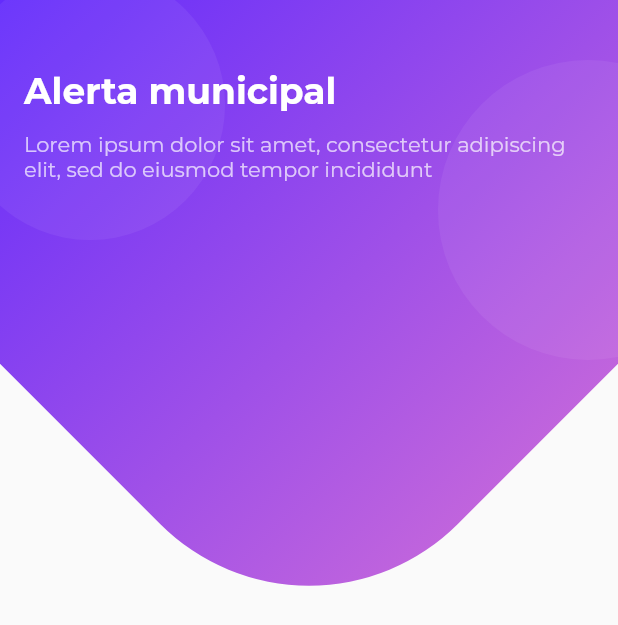
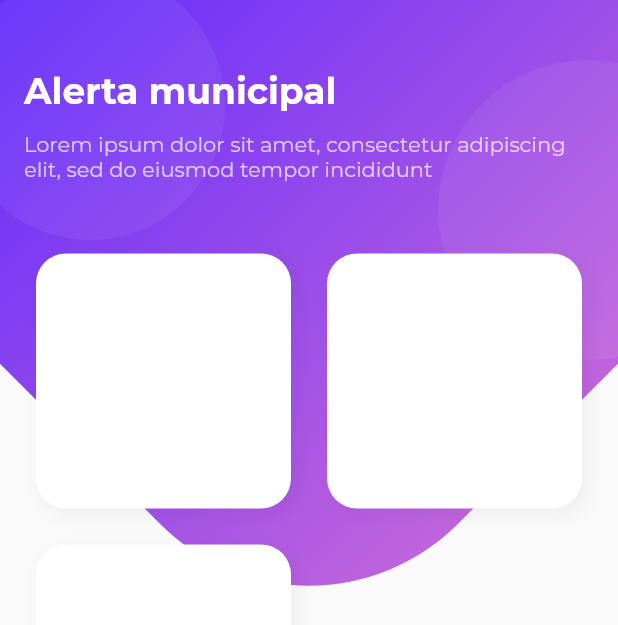
Before and after one commit to ehbarrionuevo/flutter_codigo_alerta, a Flutter app: the HomePage screen opened directly, on a phone screen of 412 x 824 dp. Shown: the top 625 px of the screen. Run offline on Flutter 3.47's test engine with Material 2 defaults, Android fonts, the phone set to English and light mode, and no system bars; our stand-ins replace google_fonts; network calls fail.

Commit message:
Mods 1.9

```diff
--- a/lib/pages/home_page.dart
+++ b/lib/pages/home_page.dart
@@ -13,7 +13,7 @@ class HomePage extends StatelessWidget {
       body: Stack(
         children: [
           //Fondo
-          BackgroundWidget(),
+          const BackgroundWidget(),
           //Contenido principal
           SafeArea(
             child: SingleChildScrollView(
@@ -40,6 +40,58 @@ class HomePage extends StatelessWidget {
                           fontSize: 14.0
                       ),
                     ),
+                    divider40,
+                    GridView.count(
+                      shrinkWrap: true,
+                      crossAxisCount: 2,
+                      crossAxisSpacing: 8.0,
+                      mainAxisSpacing: 8.0,
+                      children: [
+
+                        Container(
+                          margin: const EdgeInsets.all(8.0),
+                          decoration: BoxDecoration(
+                            color: Colors.white,
+                            borderRadius: BorderRadius.circular(20.0),
+                            boxShadow: [
+                              BoxShadow(
+                                  color: Colors.black.withOpacity(0.05),
+                                  offset: const Offset(4, 4),
+                                  blurRadius: 10.0
+                              ),
+                            ],
+                          ),
+                        ),
+                        Container(
+                          margin: const EdgeInsets.all(8.0),
+                          decoration: BoxDecoration(
+                            color: Colors.white,
+                            borderRadius: BorderRadius.circular(20.0),
+                            boxShadow: [
+                              BoxShadow(
+                                  color: Colors.black.withOpacity(0.05),
+                                  offset: const Offset(4, 4),
+                                  blurRadius: 10.0
+                              ),
+                            ],
+                          ),
+                        ),
+                        Container(
+                          margin: const EdgeInsets.all(8.0),
+                          decoration: BoxDecoration(
+                            color: Colors.white,
+                            borderRadius: BorderRadius.circular(20.0),
+                            boxShadow: [
+                              BoxShadow(
+                                  color: Colors.black.withOpacity(0.05),
+                                  offset: const Offset(4, 4),
+                                  blurRadius: 10.0
+                              ),
+                            ],
+                          ),
+                        ),
+                      ],
+                    ),
                   ],
                 ),
               ),
```
